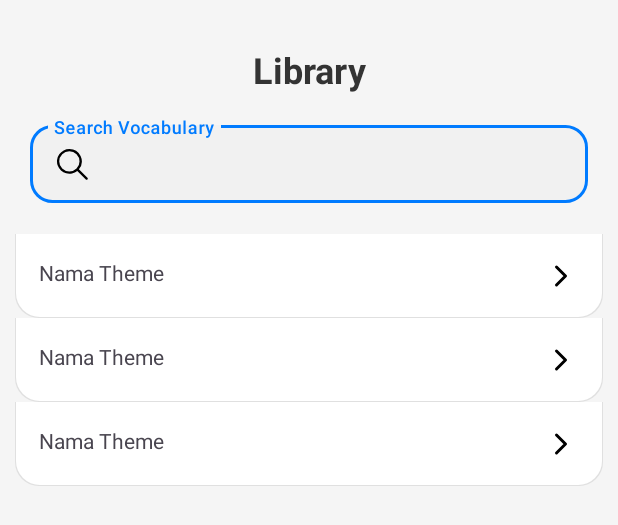
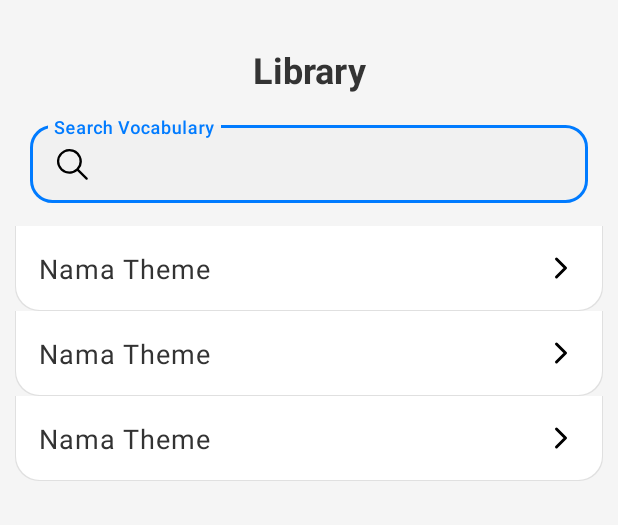
Before and after one commit to bertramrayhan/Cognito-Deck, an Android app: the layout fragment_library.xml on its own in the app's theme, with its tools: preview values and no code run, on a phone screen of 412 x 824 dp. Shown: the top 525 px of the screen. Run offline under Robolectric (Android 15) with nearby library versions, the light colour scheme and no system bars.

Commit message:
fixing library fragment design

```diff
--- a/app/src/main/res/layout/fragment_library.xml
+++ b/app/src/main/res/layout/fragment_library.xml
@@ -53,13 +53,13 @@
     </com.google.android.material.textfield.TextInputLayout>
 
     <androidx.recyclerview.widget.RecyclerView
+        android:id="@+id/libraryRecyclerView"
         android:layout_width="0dp"
         android:layout_height="0dp"
         app:layout_constraintBottom_toBottomOf="parent"
         app:layout_constraintEnd_toEndOf="parent"
         app:layout_constraintStart_toStartOf="parent"
         app:layout_constraintTop_toBottomOf="@id/searchBarLibraryLayout"
-        android:layout_marginTop="5dp"
         android:paddingHorizontal="10dp"
         tools:listitem="@layout/item_theme_child"/>
 
--- a/app/src/main/res/layout/item_theme_child.xml
+++ b/app/src/main/res/layout/item_theme_child.xml
@@ -13,6 +13,7 @@
         android:layout_height="wrap_content"
         android:layout_weight="1"
         android:text="@string/placeholder_theme_child_title"
+        style="@style/TextAppearance.App.BodyLarge"
         tools:text="Nama Theme"/>
 
     <ImageView
--- a/app/src/main/res/layout/item_theme_parent.xml
+++ b/app/src/main/res/layout/item_theme_parent.xml
@@ -1,7 +1,7 @@
 <?xml version="1.0" encoding="utf-8"?>
 <LinearLayout xmlns:android="http://schemas.android.com/apk/res/android"
     android:layout_width="match_parent"
-    android:layout_height="match_parent"
+    android:layout_height="wrap_content"
     xmlns:app="http://schemas.android.com/apk/res-auto"
     xmlns:tools="http://schemas.android.com/tools">
 
@@ -14,6 +14,7 @@
         app:layout_constraintStart_toStartOf="parent"
         android:paddingTop="20dp"
         android:paddingBottom="8dp"
+        android:paddingHorizontal="5dp"
         style="@style/TextAppearance.App.TitleMedium.Bold"
         tools:text="Nama Tema"/>
 
```
